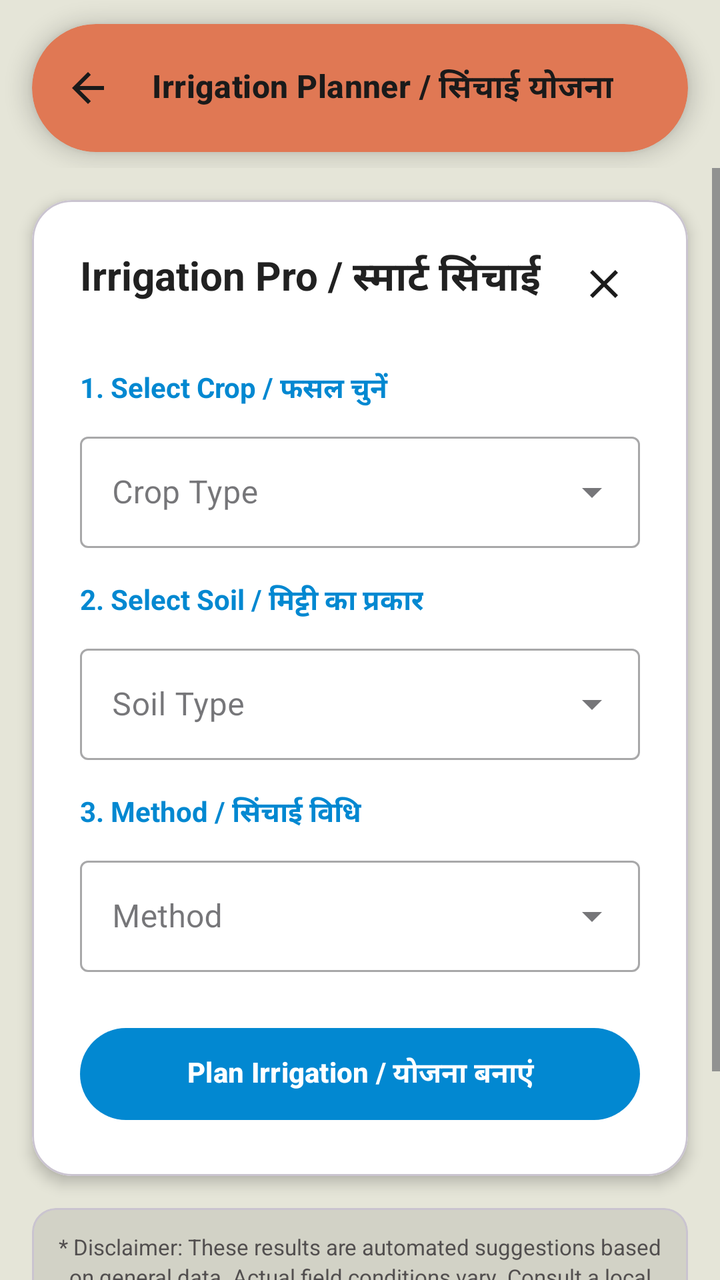
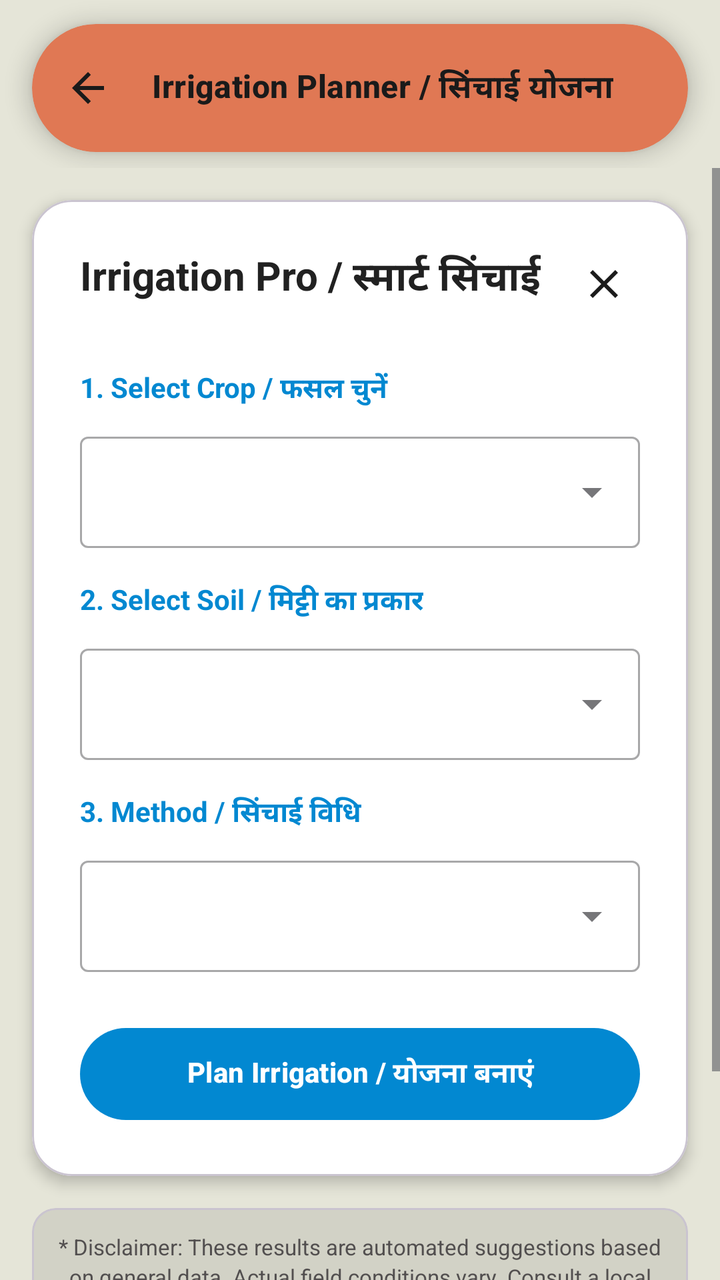

The first picture is an Android layout as it rendered before a commit; the second is the same layout after the commit. The layout source and the unified diff follow.
<!-- AndroidManifest.xml: application theme Theme.Jai_Kisan -->
<!-- res/layout/activity_irrigation_planner.xml -->
<?xml version="1.0" encoding="utf-8"?>
<LinearLayout
    xmlns:android="http://schemas.android.com/apk/res/android"
    xmlns:app="http://schemas.android.com/apk/res-auto"
    android:id="@+id/root_view"
    android:layout_width="match_parent"
    android:layout_height="match_parent"
    android:orientation="vertical"
    android:background="#E5E5D8"
    android:fitsSystemWindows="true">

    <com.google.android.material.appbar.AppBarLayout
        android:layout_width="match_parent"
        android:layout_height="wrap_content"
        android:background="@android:color/transparent"
        app:elevation="0dp">

        <com.google.android.material.card.MaterialCardView
            android:layout_width="match_parent"
            android:layout_height="wrap_content"
            android:layout_marginStart="16dp"
            android:layout_marginEnd="16dp"
            android:layout_marginTop="12dp"
            android:layout_marginBottom="8dp"
            app:cardCornerRadius="32dp"
            app:cardElevation="6dp"
            app:cardMaxElevation="6dp"
            app:cardUseCompatPadding="false"
            app:strokeWidth="0dp"
            app:cardBackgroundColor="#E07854">

            <com.google.android.material.appbar.MaterialToolbar
                android:id="@+id/toolbar"
                android:layout_width="match_parent"
                android:layout_height="?attr/actionBarSize"
                app:titleTextAppearance="@style/TextAppearance.JaiKisan.ToolbarTitle"
                app:title="Irrigation Planner / सिंचाई योजना"
                app:titleTextColor="#1A1A1A"
                app:navigationIcon="@drawable/ic_arrow_back_24"
                app:navigationIconTint="#1A1A1A" />
        </com.google.android.material.card.MaterialCardView>
    </com.google.android.material.appbar.AppBarLayout>

    <ScrollView
        android:layout_width="match_parent"
        android:layout_height="match_parent"
        android:fillViewport="true"
        android:clipToPadding="false">

        <LinearLayout
            android:layout_width="match_parent"
            android:layout_height="wrap_content"
            android:orientation="vertical"
            android:paddingBottom="30dp">

            <com.google.android.material.card.MaterialCardView
                android:layout_width="match_parent"
                android:layout_height="wrap_content"
                android:layout_margin="16dp"
                app:cardBackgroundColor="#FFFFFF"
                app:cardCornerRadius="20dp"
                app:cardElevation="4dp">

                <LinearLayout
                    android:layout_width="match_parent"
                    android:layout_height="wrap_content"
                    android:orientation="vertical"
                    android:padding="24dp">

                    <RelativeLayout
                        android:layout_width="match_parent"
                        android:layout_height="wrap_content">
                        <TextView
                            android:id="@+id/tv_title_irrigation_pro"
                            android:layout_width="wrap_content"
                            android:layout_height="wrap_content"
                            android:text="Irrigation Pro / स्मार्ट सिंचाई"
                            android:textSize="20sp"
                            android:textStyle="bold"
                            android:textColor="#212121" />
                        <ImageButton
                            android:id="@+id/btn_close"
                            android:layout_width="36dp"
                            android:layout_height="36dp"
                            android:layout_alignParentEnd="true"
                            android:src="@drawable/ic_close"
                            android:background="?attr/selectableItemBackgroundBorderless"
                            app:tint="#1B1B1B" />
                    </RelativeLayout>

                    <Space android:layout_height="24dp" android:layout_width="match_parent" />

                    <TextView
                        android:id="@+id/tv_title_select_crop"
                        android:layout_width="wrap_content" android:layout_height="wrap_content"
                        android:text="1. Select Crop / फसल चुनें" android:textStyle="bold" android:textColor="#0288D1" />
                    <com.google.android.material.textfield.TextInputLayout
                        android:id="@+id/layout_dropdown_crop"
                        style="@style/Widget.MaterialComponents.TextInputLayout.OutlinedBox.ExposedDropdownMenu"
                        android:layout_width="match_parent" android:layout_height="wrap_content" android:layout_marginTop="8dp">
                        <AutoCompleteTextView android:id="@+id/dropdown_crop" android:layout_width="match_parent"
                            android:layout_height="wrap_content" android:hint="Crop Type" android:inputType="none" />
                    </com.google.android.material.textfield.TextInputLayout>

                    <Space android:layout_height="16dp" android:layout_width="match_parent" />

                    <TextView
                        android:id="@+id/tv_title_select_soil"
                        android:layout_width="wrap_content" android:layout_height="wrap_content"
                        android:text="2. Select Soil / मिट्टी का प्रकार" android:textStyle="bold" android:textColor="#0288D1" />
                    <com.google.android.material.textfield.TextInputLayout
                        android:id="@+id/layout_dropdown_soil"
                        style="@style/Widget.MaterialComponents.TextInputLayout.OutlinedBox.ExposedDropdownMenu"
                        android:layout_width="match_parent" android:layout_height="wrap_content" android:layout_marginTop="8dp">
                        <AutoCompleteTextView android:id="@+id/dropdown_soil" android:layout_width="match_parent"
                            android:layout_height="wrap_content" android:hint="Soil Type" android:inputType="none" />
                    </com.google.android.material.textfield.TextInputLayout>

                    <Space android:layout_height="16dp" android:layout_width="match_parent" />

                    <TextView
                        android:id="@+id/tv_title_select_method"
                        android:layout_width="wrap_content" android:layout_height="wrap_content"
                        android:text="3. Method / सिंचाई विधि" android:textStyle="bold" android:textColor="#0288D1" />
                    <com.google.android.material.textfield.TextInputLayout
                        android:id="@+id/layout_dropdown_method"
                        style="@style/Widget.MaterialComponents.TextInputLayout.OutlinedBox.ExposedDropdownMenu"
                        android:layout_width="match_parent" android:layout_height="wrap_content" android:layout_marginTop="8dp">
                        <AutoCompleteTextView android:id="@+id/dropdown_method" android:layout_width="match_parent"
                            android:layout_height="wrap_content" android:hint="Method" android:inputType="none" />
                    </com.google.android.material.textfield.TextInputLayout>

                    <Space android:layout_height="24dp" android:layout_width="match_parent" />

                    <com.google.android.material.button.MaterialButton
                        android:id="@+id/btn_calculate_irrigation"
                        android:layout_width="match_parent"
                        android:layout_height="wrap_content"
                        android:minHeight="54dp"
                        android:paddingTop="10dp"
                        android:paddingBottom="10dp"
                        android:gravity="center"
                        android:text="Plan Irrigation / योजना बनाएं"
                        android:textStyle="bold"
                        app:backgroundTint="#0288D1"
                        app:cornerRadius="50dp" />

                    <com.google.android.material.card.MaterialCardView
                        android:id="@+id/result_section"
                        android:layout_width="match_parent"
                        android:layout_height="wrap_content"
                        android:visibility="gone"
                        android:layout_marginTop="20dp"
                        app:cardBackgroundColor="#E1F5FE"
                        app:cardCornerRadius="16dp"
                        app:cardElevation="0dp">

                        <LinearLayout android:layout_width="match_parent" android:layout_height="wrap_content"
                            android:orientation="vertical" android:padding="16dp">
                            <TextView
                                android:id="@+id/tv_title_irrigation_advice"
                                android:layout_width="wrap_content" android:layout_height="wrap_content"
                                android:text="Irrigation Advice / सिंचाई सलाह" android:textStyle="bold" android:textColor="#0288D1" android:layout_marginBottom="12dp" />

                            <TextView android:id="@+id/tv_interval" android:layout_width="match_parent" android:layout_height="wrap_content" android:text="--" android:textColor="#212121" android:layout_marginBottom="8dp"/>
                            <TextView android:id="@+id/tv_critical_stage" android:layout_width="match_parent" android:layout_height="wrap_content" android:text="--" android:textColor="#212121" android:layout_marginBottom="12dp" />

                            <View android:layout_width="match_parent" android:layout_height="1dp" android:background="#B3E5FC" android:layout_marginBottom="12dp" />

                            <TextView android:id="@+id/tv_expert_tip" android:layout_width="match_parent" android:layout_height="wrap_content" android:text="--" android:textSize="13sp" android:textColor="#424242" android:layout_marginBottom="16dp" />

                            <com.google.android.material.progressindicator.CircularProgressIndicator
                                android:id="@+id/loadingIndicator" android:layout_width="wrap_content" android:layout_height="wrap_content"
                                android:layout_gravity="center" android:indeterminate="true" android:visibility="gone" android:layout_marginBottom="16dp" />
                            <TextView android:id="@+id/tv_ai_insight" android:layout_width="match_parent" android:layout_height="wrap_content"
                                android:textSize="14sp" android:textColor="#212121" android:layout_marginBottom="16dp" android:visibility="gone" />

                            <com.google.android.material.button.MaterialButton
                                android:id="@+id/btn_share"
                                style="@style/Widget.MaterialComponents.Button.OutlinedButton"
                                android:layout_width="match_parent"
                                android:layout_height="wrap_content"
                                android:minHeight="48dp"
                                android:paddingTop="8dp"
                                android:paddingBottom="8dp"
                                android:gravity="center"
                                android:text="Share Schedule / साझा करें"
                                android:textColor="#0288D1"
                                app:strokeColor="#0288D1"
                                app:cornerRadius="50dp" />
                        </LinearLayout>
                    </com.google.android.material.card.MaterialCardView>
                </LinearLayout>
            </com.google.android.material.card.MaterialCardView>

            <com.google.android.material.card.MaterialCardView
                android:layout_width="match_parent"
                android:layout_height="wrap_content"
                android:layout_marginStart="16dp"
                android:layout_marginEnd="16dp"
                android:layout_marginBottom="16dp"
                app:cardElevation="0dp"
                app:cardBackgroundColor="#15000000"
                app:cardCornerRadius="12dp">

                <TextView
                    android:id="@+id/tv_disclaimer"
                    android:layout_width="match_parent"
                    android:layout_height="wrap_content"
                    android:padding="12dp"
                    android:textAlignment="center"
                    android:textSize="11sp"
                    android:textColor="#524F4F"
                    android:lineSpacingExtra="2dp"
                    android:text="* Disclaimer: These results are automated suggestions based on general data. Actual field conditions vary. Consult a local agriculture specialist before making final decisions. \n अस्वीकरण: ये परिणाम सामान्य डेटा पर आधारित स्वचालित सुझाव हैं। वास्तविक स्थिति भिन्न हो सकती है। अंतिम निर्णय लेने से पहले स्थानीय कृषि विशेषज्ञ से सलाह लें।" />
            </com.google.android.material.card.MaterialCardView>

        </LinearLayout>
    </ScrollView>
</LinearLayout>
<!-- resources referenced by this layout -->
<resources>
  <!-- drawable ic_arrow_back_24 (drawable) -->
  <vector xmlns:android="http://schemas.android.com/apk/res/android" android:autoMirrored="true" android:height="24dp" android:tint="#000000" android:viewportHeight="960" android:viewportWidth="960" android:width="24dp">
        
      <path android:fillColor="@android:color/white" android:pathData="M313,520L537,744L480,800L160,480L480,160L537,216L313,440L800,440L800,520L313,520Z"/>
      
  </vector>
  <!-- drawable ic_close (drawable) -->
  <vector xmlns:android="http://schemas.android.com/apk/res/android"
      android:width="24dp"
      android:height="24dp"
      android:viewportWidth="24"
      android:viewportHeight="24">
    <path
        android:fillColor="#000000"
        android:pathData="M19,6.41L17.59,5 12,10.59 6.41,5 5,6.41 10.59,12 5,17.59 6.41,19 12,13.41 17.59,19 19,17.59 13.41,12z"/>
  </vector>
  <style name="TextAppearance.JaiKisan.ToolbarTitle" parent="TextAppearance.Material3.TitleMedium">
          <item name="android:textSize">16sp</item>
          <item name="android:textStyle">bold</item>
          <item name="android:textColor">#1A1A1A</item>
      </style>
  <style name="Theme.Jai_Kisan" parent="Base.Theme.Jai_Kisan" />
  <style name="Base.Theme.Jai_Kisan" parent="Theme.Material3.Light.NoActionBar">
  
          <item name="android:forceDarkAllowed" tools:targetApi="q">false</item>
  
          <item name="android:windowBackground">@color/app_background</item>
  
          <item name="android:fontFamily">@font/poppins</item>
  
          <item name="colorPrimary">@color/green</item>
          <item name="colorPrimaryVariant">@color/green</item>
          <item name="colorOnPrimary">@color/white</item>
          <item name="colorSecondary">@color/green</item>
          <item name="colorSecondaryVariant">@color/green</item>
          <item name="colorOnSecondary">@color/white</item>
  
          <item name="android:statusBarColor">?attr/colorPrimary</item>
  
      </style>
  <color name="app_background">#F9F6ED</color>
  <color name="green">#2E7D32</color>
  <color name="white">#FFFFFFFF</color>
</resources>

<!-- the commit's change to res/layout/activity_irrigation_planner.xml (unified diff, before → after) -->
@@ -99,7 +99,7 @@
                         style="@style/Widget.MaterialComponents.TextInputLayout.OutlinedBox.ExposedDropdownMenu"
                         android:layout_width="match_parent" android:layout_height="wrap_content" android:layout_marginTop="8dp">
                         <AutoCompleteTextView android:id="@+id/dropdown_crop" android:layout_width="match_parent"
-                            android:layout_height="wrap_content" android:hint="Crop Type" android:inputType="none" />
+                            android:layout_height="wrap_content" android:inputType="none" />
                     </com.google.android.material.textfield.TextInputLayout>
 
                     <Space android:layout_height="16dp" android:layout_width="match_parent" />
@@ -113,7 +113,7 @@
                         style="@style/Widget.MaterialComponents.TextInputLayout.OutlinedBox.ExposedDropdownMenu"
                         android:layout_width="match_parent" android:layout_height="wrap_content" android:layout_marginTop="8dp">
                         <AutoCompleteTextView android:id="@+id/dropdown_soil" android:layout_width="match_parent"
-                            android:layout_height="wrap_content" android:hint="Soil Type" android:inputType="none" />
+                            android:layout_height="wrap_content" android:inputType="none" />
                     </com.google.android.material.textfield.TextInputLayout>
 
                     <Space android:layout_height="16dp" android:layout_width="match_parent" />
@@ -127,7 +127,7 @@
                         style="@style/Widget.MaterialComponents.TextInputLayout.OutlinedBox.ExposedDropdownMenu"
                         android:layout_width="match_parent" android:layout_height="wrap_content" android:layout_marginTop="8dp">
                         <AutoCompleteTextView android:id="@+id/dropdown_method" android:layout_width="match_parent"
-                            android:layout_height="wrap_content" android:hint="Method" android:inputType="none" />
+                            android:layout_height="wrap_content" android:inputType="none" />
                     </com.google.android.material.textfield.TextInputLayout>
 
                     <Space android:layout_height="24dp" android:layout_width="match_parent" />
